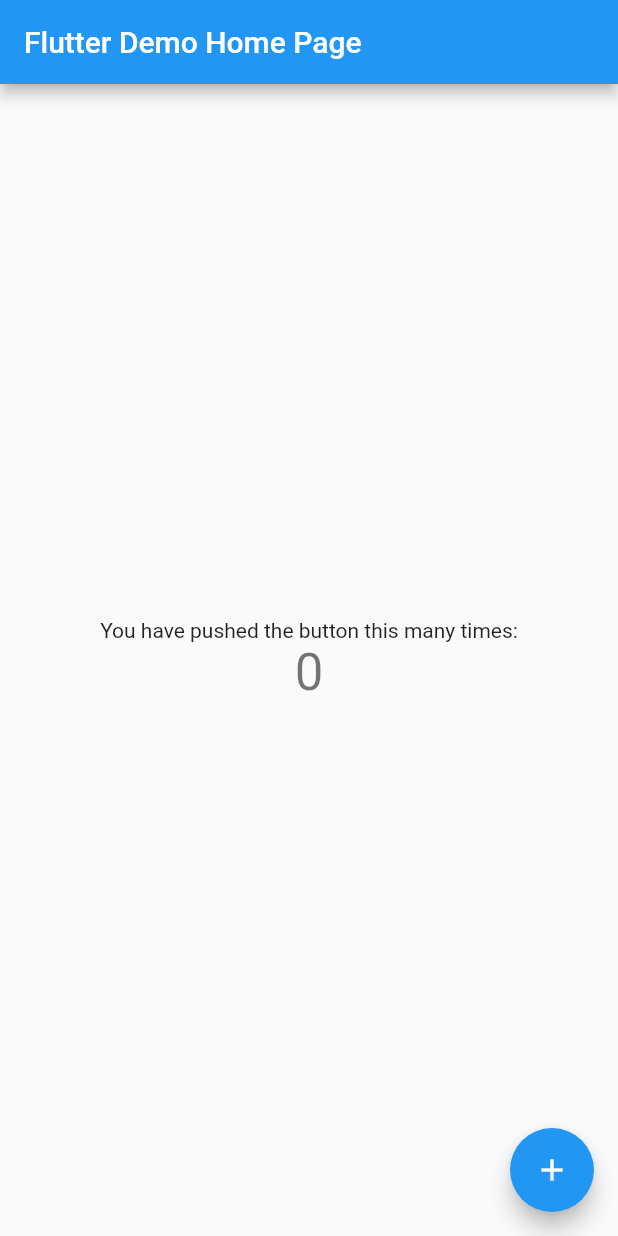
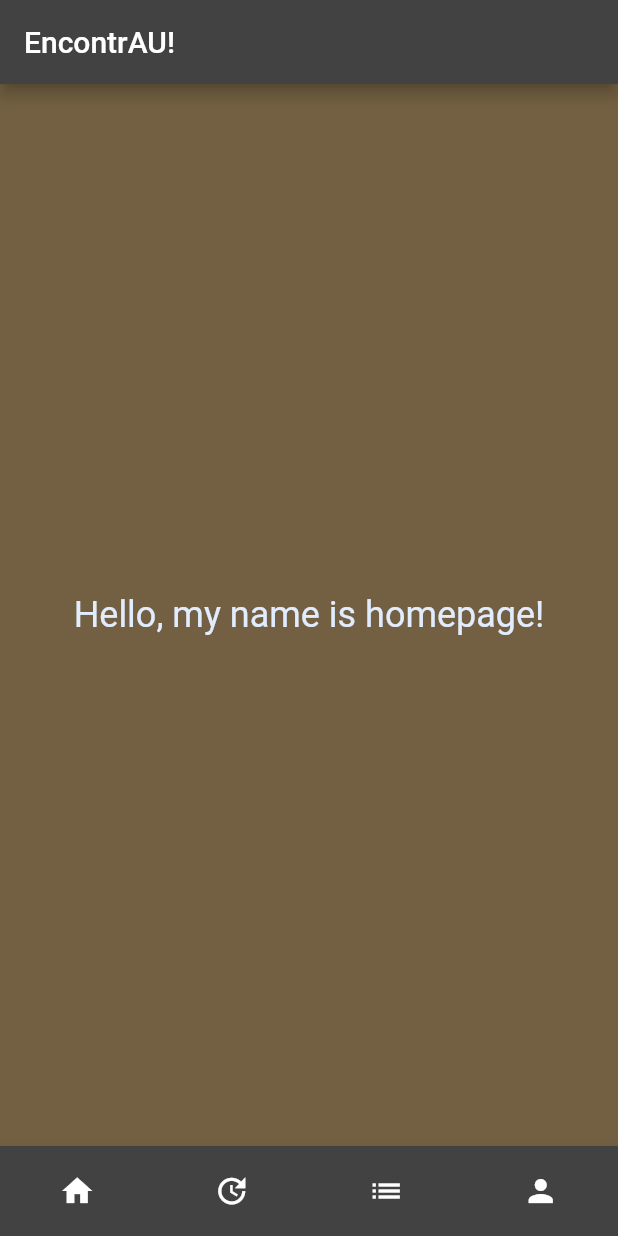
Before and after one commit to diegom-ciandt/encontrau_front, a Flutter app: the screen it shows after launch, on a phone screen of 412 x 824 dp. Run offline on Flutter 3.47's test engine with Material 2 defaults, Android fonts, the phone set to English and light mode, and no system bars.

Commit message:
[diego] Add Base Structure and Define Styleguide

```diff
--- /dev/null
+++ b/lib/components/custom_bottom_app_bar.dart
@@ -0,0 +1,66 @@
+import 'package:flutter/material.dart';
+
+class CustomBottomAppBar extends StatefulWidget {
+  const CustomBottomAppBar({
+    Key? key,
+    required this.icons,
+    required this.onItemSelected,
+  }) : super(key: key);
+
+  final List<IconData> icons;
+  final ValueChanged<int> onItemSelected;
+
+  @override
+  _CustomBottomAppBarState createState() => _CustomBottomAppBarState();
+}
+
+class _CustomBottomAppBarState extends State<CustomBottomAppBar> {
+  int _selectedIndex = 0;
+
+  void _updateIndex(int index) {
+    widget.onItemSelected(index);
+    setState(() {
+      _selectedIndex = index;
+    });
+  }
+
+  Widget _getAppItem(int index, IconData icon) {
+    return Expanded(
+      child: SizedBox(
+        height: 60,
+        child: Material(
+          type: MaterialType.transparency,
+          child: InkWell(
+            onTap: () => _updateIndex(index),
+            child: Icon(
+              icon,
+              size: 24,
+              // color: _selectedIndex == index
+              //     ? MVTheme.darkGray
+              //     : MVTheme.lightGrayDark,
+            ),
+          ),
+        ),
+      ),
+    );
+  }
+
+  List<Widget> _getAppItems() {
+    return List.generate(widget.icons.length, (int index) {
+      IconData icon = widget.icons[index];
+      return _getAppItem(index, icon);
+    });
+  }
+
+  @override
+  Widget build(BuildContext context) {
+    return BottomAppBar(
+      shape: CircularNotchedRectangle(),
+      child: Row(
+        mainAxisSize: MainAxisSize.max,
+        mainAxisAlignment: MainAxisAlignment.spaceAround,
+        children: _getAppItems(),
+      ),
+    );
+  }
+}
--- a/lib/main.dart
+++ b/lib/main.dart
@@ -1,113 +1,18 @@
 import 'package:flutter/material.dart';
+import 'package:encontrau_front/themes/theme_main.dart';
+import 'package:encontrau_front/pages/page_home.dart';
 
 void main() {
-  runApp(MyApp());
+  runApp(EncontrAU());
 }
 
-class MyApp extends StatelessWidget {
-  // This widget is the root of your application.
+class EncontrAU extends StatelessWidget {
   @override
   Widget build(BuildContext context) {
     return MaterialApp(
-      title: 'Flutter Demo',
-      theme: ThemeData(
-        // This is the theme of your application.
-        //
-        // Try running your application with "flutter run". You'll see the
-        // application has a blue toolbar. Then, without quitting the app, try
-        // changing the primarySwatch below to Colors.green and then invoke
-        // "hot reload" (press "r" in the console where you ran "flutter run",
-        // or simply save your changes to "hot reload" in a Flutter IDE).
-        // Notice that the counter didn't reset back to zero; the application
-        // is not restarted.
-        primarySwatch: Colors.blue,
-      ),
-      home: MyHomePage(title: 'Flutter Demo Home Page'),
+      title: 'EncontrAU!',
+      theme: ThemeMain.dark(),
+      home: PageHome(),
     );
   }
 }
-
-class MyHomePage extends StatefulWidget {
-  MyHomePage({Key? key, required this.title}) : super(key: key);
-
-  // This widget is the home page of your application. It is stateful, meaning
-  // that it has a State object (defined below) that contains fields that affect
-  // how it looks.
-
-  // This class is the configuration for the state. It holds the values (in this
-  // case the title) provided by the parent (in this case the App widget) and
-  // used by the build method of the State. Fields in a Widget subclass are
-  // always marked "final".
-
-  final String title;
-
-  @override
-  _MyHomePageState createState() => _MyHomePageState();
-}
-
-class _MyHomePageState extends State<MyHomePage> {
-  int _counter = 0;
-
-  void _incrementCounter() {
-    setState(() {
-      // This call to setState tells the Flutter framework that something has
-      // changed in this State, which causes it to rerun the build method below
-      // so that the display can reflect the updated values. If we changed
-      // _counter without calling setState(), then the build method would not be
-      // called again, and so nothing would appear to happen.
-      _counter++;
-    });
-  }
-
-  @override
-  Widget build(BuildContext context) {
-    // This method is rerun every time setState is called, for instance as done
-    // by the _incrementCounter method above.
-    //
-    // The Flutter framework has been optimized to make rerunning build methods
-    // fast, so that you can just rebuild anything that needs updating rather
-    // than having to individually change instances of widgets.
-    return Scaffold(
-      appBar: AppBar(
-        // Here we take the value from the MyHomePage object that was created by
-        // the App.build method, and use it to set our appbar title.
-        title: Text(widget.title),
-      ),
-      body: Center(
-        // Center is a layout widget. It takes a single child and positions it
-        // in the middle of the parent.
-        child: Column(
-          // Column is also a layout widget. It takes a list of children and
-          // arranges them vertically. By default, it sizes itself to fit its
-          // children horizontally, and tries to be as tall as its parent.
-          //
-          // Invoke "debug painting" (press "p" in the console, choose the
-          // "Toggle Debug Paint" action from the Flutter Inspector in Android
-          // Studio, or the "Toggle Debug Paint" command in Visual Studio Code)
-          // to see the wireframe for each widget.
-          //
-          // Column has various properties to control how it sizes itself and
-          // how it positions its children. Here we use mainAxisAlignment to
-          // center the children vertically; the main axis here is the vertical
-          // axis because Columns are vertical (the cross axis would be
-          // horizontal).
-          mainAxisAlignment: MainAxisAlignment.center,
-          children: <Widget>[
-            Text(
-              'You have pushed the button this many times:',
-            ),
-            Text(
-              '$_counter',
-              style: Theme.of(context).textTheme.headline4,
-            ),
-          ],
-        ),
-      ),
-      floatingActionButton: FloatingActionButton(
-        onPressed: _incrementCounter,
-        tooltip: 'Increment',
-        child: Icon(Icons.add),
-      ), // This trailing comma makes auto-formatting nicer for build methods.
-    );
-  }
-}
--- /dev/null
+++ b/lib/pages/page_home.dart
@@ -0,0 +1,27 @@
+import 'package:encontrau_front/components/custom_bottom_app_bar.dart';
+import 'package:flutter/material.dart';
+
+class PageHome extends StatelessWidget {
+  @override
+  Widget build(BuildContext context) {
+    return Scaffold(
+      appBar: AppBar(
+        title: Text('EncontrAU!'),
+      ),
+      body: Center(
+        child: Text(
+          'Hello, my name is homepage!',
+        ),
+      ),
+      bottomNavigationBar: CustomBottomAppBar(
+        icons: <IconData>[
+          Icons.home,
+          Icons.update,
+          Icons.list,
+          Icons.person,
+        ],
+        onItemSelected: (value) {},
+      ),
+    );
+  }
+}
--- /dev/null
+++ b/lib/themes/theme_main.dart
@@ -0,0 +1,19 @@
+import 'package:encontrau_front/utils/constants.dart';
+import 'package:flutter/material.dart';
+
+class ThemeMain {
+  static ThemeData dark() {
+    final defaultThemeData = ThemeData.dark();
+
+    return defaultThemeData.copyWith(
+      primaryColor: kColorCoat1,
+      scaffoldBackgroundColor: kColorCoat2,
+      textTheme: TextTheme(
+        bodyText2: TextStyle(
+          color: kColorMagnifier2,
+          fontSize: kFontSizeMedium,
+        ),
+      ),
+    );
+  }
+}
--- /dev/null
+++ b/lib/utils/constants.dart
@@ -0,0 +1,16 @@
+import 'package:flutter/material.dart';
+
+// Colors;
+const kColorDog1 = Color(0xFFB2A176);
+const kColorDog2 = Color(0xFFD0C399);
+const kColorEyes1 = Color(0xFF020109);
+const kColorEyes2 = Color(0xFFFBFFFD);
+const kColorHat1 = Color(0xFF7D7865);
+const kColorHat2 = Color(0xFFAA2E0C);
+const kColorCoat1 = Color(0xFF62451B);
+const kColorCoat2 = Color(0xFF736042);
+const kColorMagnifier1 = Color(0xFF6C6C6E);
+const kColorMagnifier2 = Color(0xFFE1ECFF);
+
+// FontSizes;
+const kFontSizeMedium = 24.0;
```
Also changed, not shown: 2 other files.
